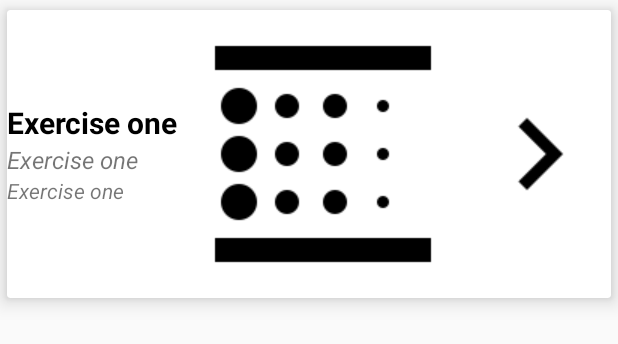
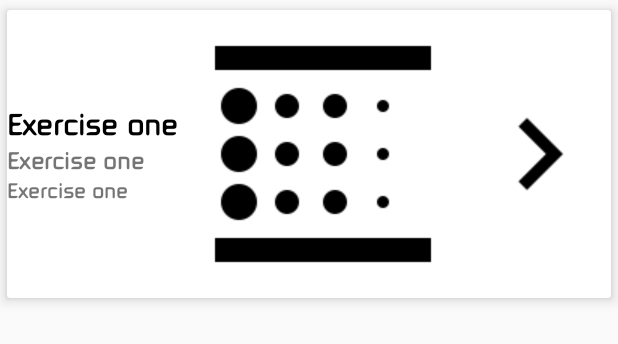
Before and after one commit to RomanTuras/TestIntuition, an Android app: the layout card_view.xml on its own in the app's theme, with its tools: preview values and no code run, on a phone screen of 412 x 824 dp. Shown: the top 344 px of the screen. Run offline under Robolectric (Android 15) with nearby library versions, the phone set to English and light mode, and no system bars.

Commit message:
Overriding class TextView by ExTextView with new text font for all app

```diff
--- /dev/null
+++ b/app/src/main/java/ua/com/spasetv/testintuitions/ExTextView.java
@@ -0,0 +1,40 @@
+package ua.com.spasetv.testintuitions;
+
+import android.content.Context;
+import android.graphics.Typeface;
+import android.support.v7.widget.AppCompatTextView;
+import android.util.AttributeSet;
+
+/**
+ * Created by salden on 07/12/2015.
+ * Overriding class TextView for adding TypeFace in each TextView in this activity
+ */
+
+public class ExTextView extends AppCompatTextView {
+
+    String droid_font = "fonts/DroidSans.ttf";
+    Typeface CF;
+
+    public ExTextView(Context context) {
+        super(context);
+        CF = Typeface.createFromAsset(context.getAssets(), droid_font);
+        setTypeface(CF);
+    }
+
+    public ExTextView(Context context, AttributeSet attrs) {
+        super(context, attrs);
+        CF = Typeface.createFromAsset(context.getAssets(), droid_font);
+        setTypeface(CF);
+    }
+
+    public ExTextView(Context context, AttributeSet attrs, int defStyle) {
+        super(context, attrs, defStyle);
+        CF = Typeface.createFromAsset(context.getAssets(), droid_font);
+        setTypeface(CF);
+    }
+
+    @Override
+    public void setTypeface(android.graphics.Typeface tf, int style) {
+        super.setTypeface(tf);
+    }
+}
--- a/app/src/main/java/ua/com/spasetv/testintuitions/FragAbout.java
+++ b/app/src/main/java/ua/com/spasetv/testintuitions/FragAbout.java
@@ -6,13 +6,12 @@ import android.support.v4.app.Fragment;
 import android.view.LayoutInflater;
 import android.view.View;
 import android.view.ViewGroup;
-import android.widget.TextView;
 
 public class FragAbout extends Fragment
         implements StaticFields{
 
     Activity activity;
-    TextView textViewAbout;
+    ExTextView textViewAbout;
     MainActivity mainActivity;
 
     @Override
@@ -26,7 +25,7 @@ public class FragAbout extends Fragment
                              Bundle saveInstanceState){
         View view = inflater.inflate(R.layout.fragment_about, null);
 
-        textViewAbout = (TextView) view.findViewById(R.id.textViewAbout);
+        textViewAbout = (ExTextView) view.findViewById(R.id.textViewAbout);
 
         if(getActivity()!=null){
             mainActivity = (MainActivity) getActivity();
--- a/app/src/main/res/layout/card_view.xml
+++ b/app/src/main/res/layout/card_view.xml
@@ -2,6 +2,10 @@
     android:id="@+id/frame_card"
     android:layout_width="match_parent"
     android:layout_height="match_parent">
+
+    <!-- Salden:
+         Be sure, used cardView:cardUseCompatPadding="true" !!!
+         If not use - cardElevation & translation will NOT work!!!!      -->
 
 <android.support.v7.widget.CardView
     xmlns:cardView="http://schemas.android.com/apk/res-auto"
@@ -11,8 +15,8 @@
     android:layout_marginTop="0dp"
     cardView:cardUseCompatPadding="true"
     cardView:cardElevation="4dp"
-    android:translationZ="4dp"
-    android:elevation="0dp"
+    android:translationZ="1dp"
+    android:elevation="4dp"
     cardView:cardCornerRadius="2dp">
 
     <LinearLayout
@@ -28,7 +32,7 @@
             android:layout_weight="1"
             android:orientation="vertical">
 
-            <TextView
+            <ua.com.spasetv.testintuitions.ExTextView
                 android:id="@+id/textTitle"
                 android:layout_width="wrap_content"
                 android:layout_height="wrap_content"
@@ -37,7 +41,7 @@
                 android:textColor="#000000"
                 android:textStyle="bold"/>
 
-            <TextView
+            <ua.com.spasetv.testintuitions.ExTextView
                 android:id="@+id/textAmountTimes"
                 android:layout_width="wrap_content"
                 android:layout_height="wrap_content"
@@ -45,7 +49,7 @@
                 android:textSize="@dimen/abc_text_size_subtitle_material_toolbar"
                 android:textStyle="italic"/>
 
-            <TextView
+            <ua.com.spasetv.testintuitions.ExTextView
                 android:id="@+id/textBestResult"
                 android:layout_width="wrap_content"
                 android:layout_height="wrap_content"
--- a/app/src/main/res/layout/fragment_about.xml
+++ b/app/src/main/res/layout/fragment_about.xml
@@ -11,7 +11,7 @@
         android:layout_width="match_parent"
         android:layout_height="match_parent">
 
-        <AutoCompleteTextView
+        <ua.com.spasetv.testintuitions.ExTextView
             android:layout_width="match_parent"
             android:layout_height="wrap_content"
             android:layout_gravity="top"
--- a/app/src/main/res/values/styles.xml
+++ b/app/src/main/res/values/styles.xml
@@ -17,4 +17,5 @@
 
     <style name="AppTheme.PopupOverlay" parent="ThemeOverlay.AppCompat.Light" />
 
+
 </resources>
```
Also changed, not shown: app/src/main/java/ua/com/spasetv/testintuitions/CardHolder.java (deleted, +0 -14 lines), app/src/main/java/ua/com/spasetv/testintuitions/CardsAdapter.java (+4 -7 lines), app/src/main/java/ua/com/spasetv/testintuitions/MainActivity.java (+11 -1 lines), app/src/main/assets/fonts/DroidSans-Bold.ttf (added), app/src/main/assets/fonts/DroidSans.ttf (added).
